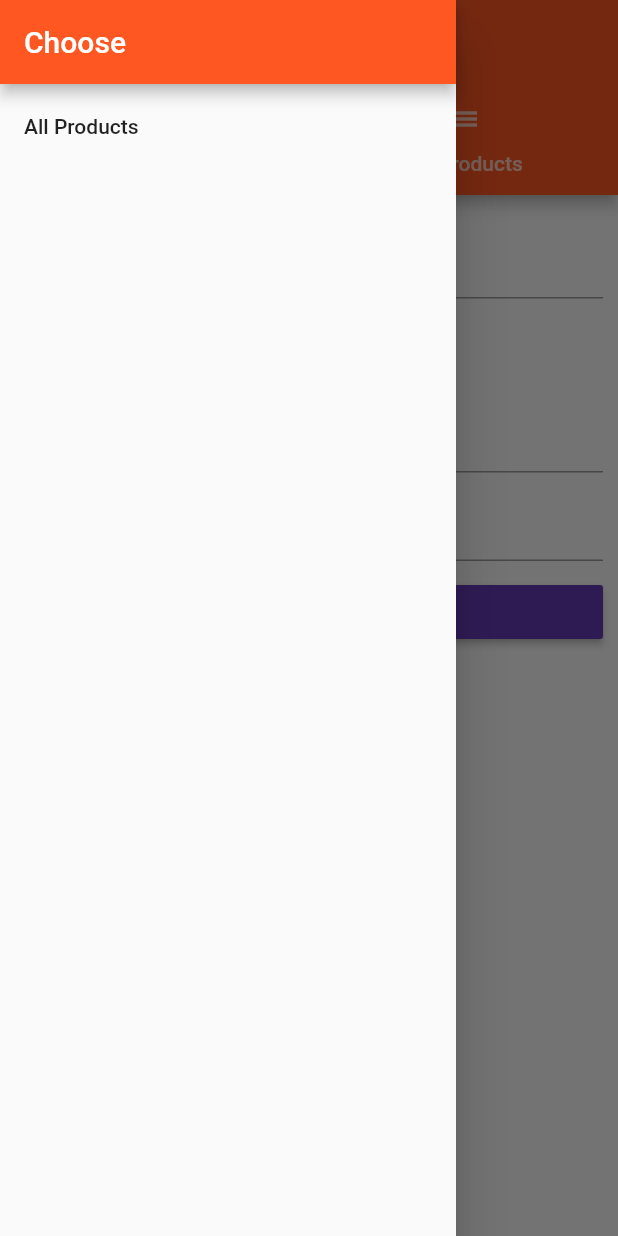
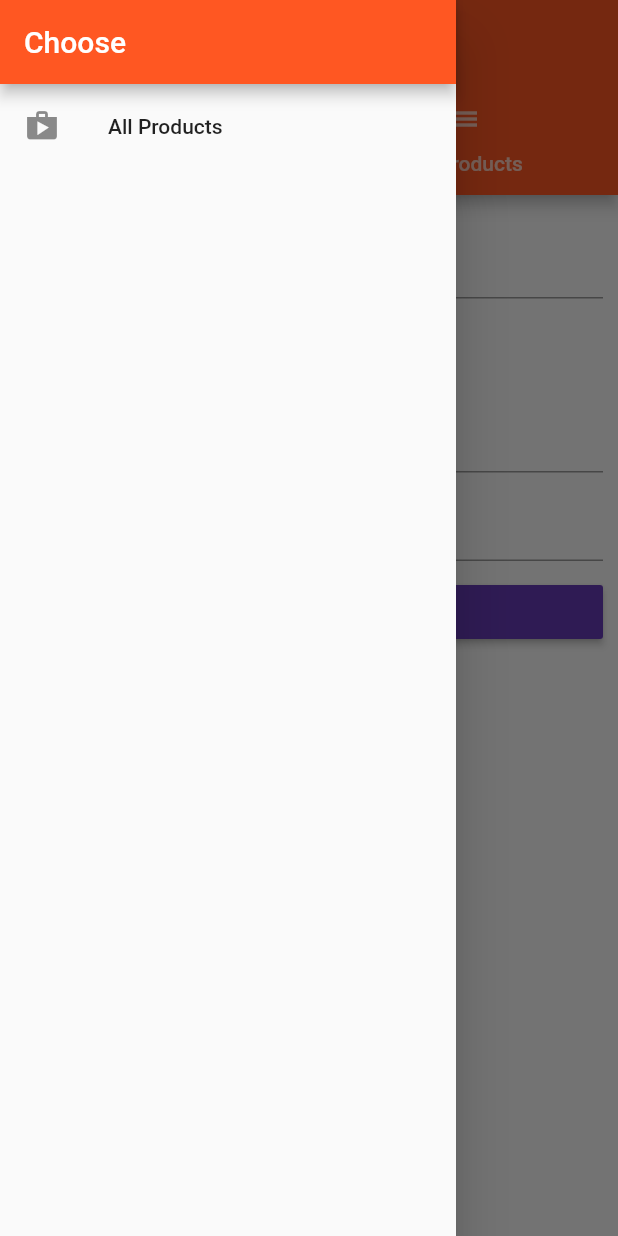
Before and after one commit to Vitaly-V/EasyList, a Flutter app: the ProductsAdminPage screen opened by its route, with the side drawer open, on a phone screen of 412 x 824 dp. Run offline on Flutter 3.47's test engine with Material 2 defaults, Android fonts, the light colour scheme and no system bars.

Commit message:
Add Icons

```diff
--- a/lib/pages/products.dart
+++ b/lib/pages/products.dart
@@ -18,6 +18,7 @@ class ProductsPage extends StatelessWidget {
               title: Text('Choose'),
             ),
             ListTile(
+              leading: Icon(Icons.edit),
               title: Text('Manage Products'),
               onTap: () => Navigator.pushReplacementNamed(context, '/admin')
             ),
--- a/lib/pages/products_admin.dart
+++ b/lib/pages/products_admin.dart
@@ -23,6 +23,7 @@ class ProductsAdminPage extends StatelessWidget {
                 title: Text('Choose'),
               ),
               ListTile(
+                leading: Icon(Icons.shop),
                 title: Text('All Products'),
                 onTap: () => Navigator.pushReplacementNamed(context, '/products'),
               ),
```
